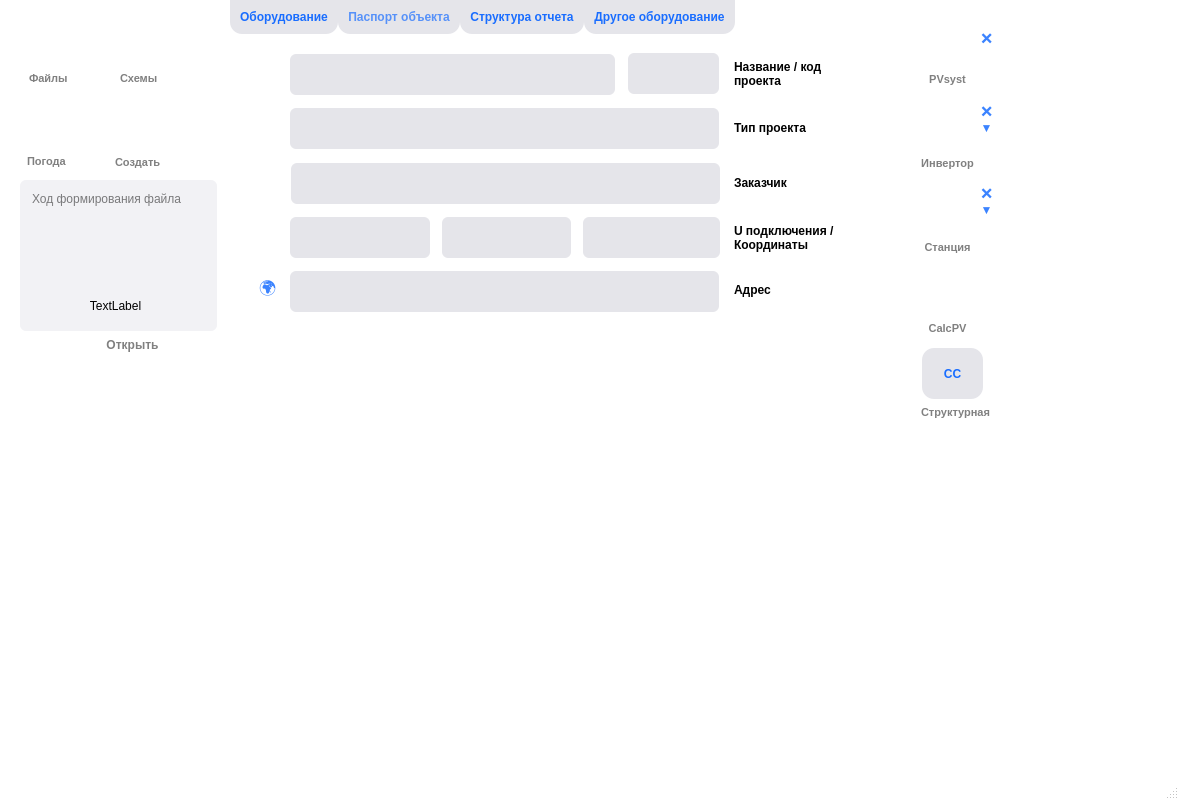
Old version of the form designRepPDF.ui in the repository Croud9/Auto-OTR.
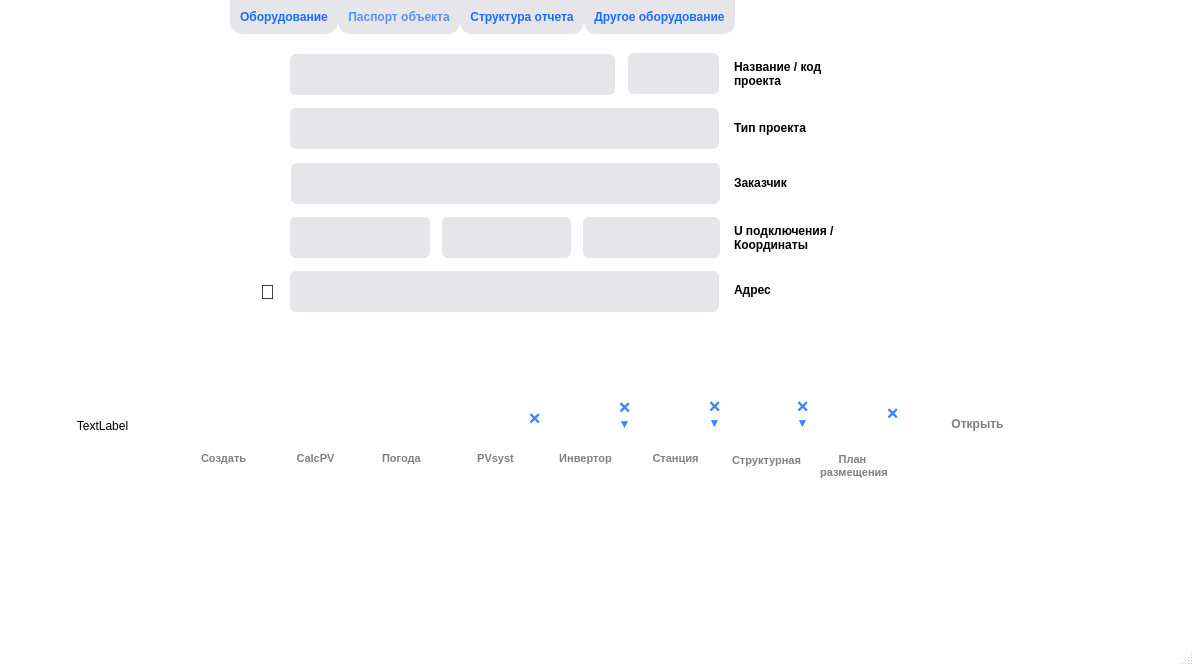
New version of the form. The open tabs and pages were chosen to show the change.

Commit message: fix ui structural scheme and other code refactoring

```diff
--- a/designRepPDF.ui
+++ b/designRepPDF.ui
@@ -9,8 +9,8 @@
    <rect>
     <x>0</x>
     <y>0</y>
-    <width>1179</width>
-    <height>800</height>
+    <width>1194</width>
+    <height>666</height>
    </rect>
   </property>
   <property name="font">
@@ -82,10 +82,10 @@
     </property>
     <property name="geometry">
      <rect>
-      <x>20</x>
-      <y>180</y>
-      <width>197</width>
-      <height>151</height>
+      <x>0</x>
+      <y>60</y>
+      <width>231</width>
+      <height>261</height>
      </rect>
     </property>
     <property name="font">
@@ -95,22 +95,29 @@
     </property>
     <property name="styleSheet">
      <string notr="true">QTextBrowser{
-	background-color:rgba(229,229,234,0.5); 
+	background-color:rgba(229,229,234,0); 
 	border-radius: 6;
 	border: none;
-	padding: 8 4 52 8;
+	padding: 8 4 8 8;
 }
 </string>
     </property>
+    <property name="html">
+     <string>&lt;!DOCTYPE HTML PUBLIC &quot;-//W3C//DTD HTML 4.0//EN&quot; &quot;http://www.w3.org/TR/REC-html40/strict.dtd&quot;&gt;
+&lt;html&gt;&lt;head&gt;&lt;meta name=&quot;qrichtext&quot; content=&quot;1&quot; /&gt;&lt;style type=&quot;text/css&quot;&gt;
+p, li { white-space: pre-wrap; }
+&lt;/style&gt;&lt;/head&gt;&lt;body style=&quot; font-family:'Arial'; font-size:7.8pt; font-weight:400; font-style:normal;&quot;&gt;
+&lt;p style=&quot;-qt-paragraph-type:empty; margin-top:0px; margin-bottom:0px; margin-left:0px; margin-right:0px; -qt-block-indent:0; text-indent:0px;&quot;&gt;&lt;br /&gt;&lt;/p&gt;&lt;/body&gt;&lt;/html&gt;</string>
+    </property>
     <property name="placeholderText">
-     <string>Ход формирования файла </string>
+     <string/>
     </property>
    </widget>
    <widget class="QPushButton" name="btnOne">
     <property name="geometry">
      <rect>
-      <x>917</x>
-      <y>16</y>
+      <x>465</x>
+      <y>396</y>
       <width>61</width>
       <height>51</height>
      </rect>
@@ -151,8 +158,8 @@
    <widget class="QPushButton" name="btnForm">
     <property name="geometry">
      <rect>
-      <x>110</x>
-      <y>100</y>
+      <x>197</x>
+      <y>396</y>
       <width>61</width>
       <height>51</height>
      </rect>
@@ -193,8 +200,8 @@
    <widget class="QPushButton" name="btnRP5">
     <property name="geometry">
      <rect>
-      <x>20</x>
-      <y>100</y>
+      <x>375</x>
+      <y>396</y>
       <width>61</width>
       <height>51</height>
      </rect>
@@ -235,8 +242,8 @@
    <widget class="QPushButton" name="btnDrawScheme">
     <property name="geometry">
      <rect>
-      <x>917</x>
-      <y>100</y>
+      <x>555</x>
+      <y>396</y>
       <width>61</width>
       <height>51</height>
      </rect>
@@ -277,8 +284,8 @@
    <widget class="QPushButton" name="btnDrawSchemeTwo">
     <property name="geometry">
      <rect>
-      <x>917</x>
-      <y>183</y>
+      <x>645</x>
+      <y>396</y>
       <width>61</width>
       <height>51</height>
      </rect>
@@ -404,8 +411,8 @@
    <widget class="QPushButton" name="btnLoadScheme2">
     <property name="geometry">
      <rect>
-      <x>971</x>
-      <y>200</y>
+      <x>699</x>
+      <y>413</y>
       <width>31</width>
       <height>20</height>
      </rect>
@@ -441,8 +448,8 @@
    <widget class="QPushButton" name="btnLoadScheme1">
     <property name="geometry">
      <rect>
-      <x>971</x>
-      <y>118</y>
+      <x>609</x>
+      <y>414</y>
       <width>31</width>
       <height>20</height>
      </rect>
@@ -478,8 +485,8 @@
    <widget class="QPushButton" name="btnOpenPDF">
     <property name="geometry">
      <rect>
-      <x>97</x>
-      <y>329</y>
+      <x>942</x>
+      <y>408</y>
       <width>71</width>
       <height>31</height>
      </rect>
@@ -520,8 +527,8 @@
    <widget class="QPushButton" name="btnDelPvsystData">
     <property name="geometry">
      <rect>
-      <x>971</x>
-      <y>25</y>
+      <x>519</x>
+      <y>405</y>
       <width>31</width>
       <height>31</height>
      </rect>
@@ -549,9 +556,8 @@
 	border-style: outset;
 }
 QPushButton:hover{
-	color:rgba(0, 20, 240, 0.93) ;
-}
-</string>
+	color:rgba(255, 20, 20, 1) ;
+}</string>
     </property>
     <property name="text">
      <string>🞫</string>
@@ -560,8 +566,8 @@
    <widget class="QPushButton" name="btnDelSchemeTwoData">
     <property name="geometry">
      <rect>
-      <x>971</x>
-      <y>185</y>
+      <x>699</x>
+      <y>398</y>
       <width>31</width>
       <height>21</height>
      </rect>
@@ -600,8 +606,8 @@
    <widget class="QPushButton" name="btnDelSchemeOneData">
     <property name="geometry">
      <rect>
-      <x>971</x>
-      <y>103</y>
+      <x>609</x>
+      <y>399</y>
       <width>31</width>
       <height>20</height>
      </rect>
@@ -629,70 +635,19 @@
 	border-style: outset;
 }
 QPushButton:hover{
-	color:rgba(0, 20, 240, 0.93) ;
-}
-</string>
+	color:rgba(255, 20, 20, 1) ;
+}</string>
     </property>
     <property name="text">
      <string>🞫</string>
     </property>
    </widget>
-   <widget class="QLabel" name="label_7">
-    <property name="geometry">
-     <rect>
-      <x>29</x>
-      <y>70</y>
-      <width>101</width>
-      <height>16</height>
-     </rect>
-    </property>
-    <property name="font">
-     <font>
-      <family>Arial</family>
-      <pointsize>8</pointsize>
-      <weight>75</weight>
-      <bold>true</bold>
-     </font>
-    </property>
-    <property name="styleSheet">
-     <string notr="true">background-color: rgba(255,255,255,0);
-color:rgba(0, 0, 0, 0.5); </string>
-    </property>
-    <property name="text">
-     <string>Файлы</string>
-    </property>
-   </widget>
-   <widget class="QLabel" name="label_8">
-    <property name="geometry">
-     <rect>
-      <x>120</x>
-      <y>70</y>
-      <width>101</width>
-      <height>16</height>
-     </rect>
-    </property>
-    <property name="font">
-     <font>
-      <family>Arial</family>
-      <pointsize>8</pointsize>
-      <weight>75</weight>
-      <bold>true</bold>
-     </font>
-    </property>
-    <property name="styleSheet">
-     <string notr="true">background-color: rgba(255,255,255,0);
-color:rgba(0, 0, 0, 0.5); </string>
-    </property>
-    <property name="text">
-     <string>Схемы</string>
-    </property>
-   </widget>
    <widget class="QLabel" name="label_9">
     <property name="geometry">
      <rect>
-      <x>27</x>
-      <y>153</y>
-      <width>101</width>
+      <x>382</x>
+      <y>450</y>
+      <width>61</width>
       <height>16</height>
      </rect>
     </property>
@@ -715,9 +670,9 @@
    <widget class="QLabel" name="label_10">
     <property name="geometry">
      <rect>
-      <x>115</x>
-      <y>154</y>
-      <width>101</width>
+      <x>201</x>
+      <y>450</y>
+      <width>70</width>
       <height>16</height>
      </rect>
     </property>
@@ -740,8 +695,8 @@
    <widget class="QLabel" name="labelLoading">
     <property name="geometry">
      <rect>
-      <x>70</x>
-      <y>270</y>
+      <x>57</x>
+      <y>390</y>
       <width>91</width>
       <height>71</height>
      </rect>
@@ -759,8 +714,8 @@
    <widget class="QLabel" name="label_11">
     <property name="geometry">
      <rect>
-      <x>917</x>
-      <y>71</y>
+      <x>465</x>
+      <y>450</y>
       <width>61</width>
       <height>16</height>
      </rect>
@@ -787,8 +742,8 @@
    <widget class="QLabel" name="label_12">
     <property name="geometry">
      <rect>
-      <x>917</x>
-      <y>155</y>
+      <x>555</x>
+      <y>450</y>
       <width>61</width>
       <height>16</height>
      </rect>
@@ -815,8 +770,8 @@
    <widget class="QLabel" name="label_13">
     <property name="geometry">
      <rect>
-      <x>917</x>
-      <y>239</y>
+      <x>645</x>
+      <y>450</y>
       <width>61</width>
       <height>16</height>
      </rect>
@@ -843,8 +798,8 @@
    <widget class="QPushButton" name="btnCalcPV">
     <property name="geometry">
      <rect>
-      <x>917</x>
-      <y>264</y>
+      <x>285</x>
+      <y>396</y>
       <width>61</width>
       <height>51</height>
      </rect>
@@ -885,8 +840,8 @@
    <widget class="QLabel" name="label_14">
     <property name="geometry">
      <rect>
-      <x>917</x>
-      <y>320</y>
+      <x>285</x>
+      <y>450</y>
       <width>61</width>
       <height>16</height>
      </rect>
@@ -913,8 +868,8 @@
    <widget class="QPushButton" name="btnAbout">
     <property name="geometry">
      <rect>
-      <x>84</x>
-      <y>320</y>
+      <x>80</x>
+      <y>0</y>
       <width>51</width>
       <height>41</height>
      </rect>
@@ -955,8 +910,8 @@
    <widget class="QPushButton" name="btnInfo">
     <property name="geometry">
      <rect>
-      <x>20</x>
-      <y>320</y>
+      <x>16</x>
+      <y>0</y>
       <width>51</width>
       <height>41</height>
      </rect>
@@ -997,8 +952,8 @@
    <widget class="QPushButton" name="btnWifi">
     <property name="geometry">
      <rect>
-      <x>170</x>
-      <y>320</y>
+      <x>166</x>
+      <y>0</y>
       <width>61</width>
       <height>51</height>
      </rect>
@@ -1042,8 +997,8 @@
    <widget class="QPushButton" name="btnDrawStructuralScheme">
     <property name="geometry">
      <rect>
-      <x>922</x>
-      <y>348</y>
+      <x>733</x>
+      <y>396</y>
       <width>61</width>
       <height>51</height>
      </rect>
@@ -1061,8 +1016,9 @@
     </property>
     <property name="styleSheet">
      <string notr="true">QPushButton{
-	background-color: rgba(229,229,234,1);
-	color: #196dff;
+	/*background-color: #196dff;*/
+	background-color:rgba(112, 215, 255, 0);
+	color: white;
 	border: none;
 	border-radius: 12;
 	border-style: outset;
@@ -1076,14 +1032,14 @@
 }</string>
     </property>
     <property name="text">
-     <string>СС</string>
+     <string/>
     </property>
    </widget>
    <widget class="QLabel" name="label_15">
     <property name="geometry">
      <rect>
-      <x>910</x>
-      <y>402</y>
+      <x>721</x>
+      <y>450</y>
       <width>91</width>
       <height>20</height>
      </rect>
@@ -2247,15 +2203,15 @@
       <property name="geometry">
        <rect>
         <x>17</x>
-        <y>240</y>
+        <y>237</y>
         <width>41</width>
-        <height>31</height>
+        <height>41</height>
        </rect>
       </property>
       <property name="font">
        <font>
         <family>Arial</family>
-        <pointsize>13</pointsize>
+        <pointsize>15</pointsize>
         <weight>50</weight>
         <bold>false</bold>
        </font>
@@ -2268,19 +2224,23 @@
       </property>
       <property name="styleSheet">
        <string notr="true">QPushButton{
+	/*background-color: #196dff;*/
 	background-color:rgba(112, 215, 255, 0);
-	color:  #3b83ff;
+	color: black;
 	border: none;
-	border-radius: 5;
+	border-radius: 12;
 	border-style: outset;
 }
 QPushButton:hover{
 	color:rgba(0, 20, 240, 0.93) ;
 }
-</string>
+QPushButton:pressed{
+	border-bottom: 0px solid white;
+	border-radius: 3;
+}</string>
       </property>
       <property name="text">
-       <string>🌍</string>
+       <string>📍</string>
       </property>
      </widget>
      <widget class="QLineEdit" name="inputTitleProject">
@@ -3822,6 +3782,192 @@
      </widget>
     </widget>
    </widget>
+   <widget class="QPushButton" name="btnLoadStructScheme">
+    <property name="geometry">
+     <rect>
+      <x>787</x>
+      <y>413</y>
+      <width>31</width>
+      <height>20</height>
+     </rect>
+    </property>
+    <property name="font">
+     <font>
+      <family>Arial</family>
+      <pointsize>9</pointsize>
+      <weight>75</weight>
+      <bold>true</bold>
+     </font>
+    </property>
+    <property name="cursor">
+     <cursorShape>PointingHandCursor</cursorShape>
+    </property>
+    <property name="styleSheet">
+     <string notr="true">QPushButton{
+	background-color:rgba(112, 215, 255, 0);
+	color:  #3b83ff;
+	border: none;
+	border-radius: 5;
+	border-style: outset;
+}
+QPushButton:hover{
+	color:rgba(0, 20, 240, 0.93) ;
+}
+</string>
+    </property>
+    <property name="text">
+     <string>▼</string>
+    </property>
+   </widget>
+   <widget class="QPushButton" name="btnDelStructScheme">
+    <property name="geometry">
+     <rect>
+      <x>787</x>
+      <y>398</y>
+      <width>31</width>
+      <height>21</height>
+     </rect>
+    </property>
+    <property name="font">
+     <font>
+      <family>Arial</family>
+      <pointsize>11</pointsize>
+      <weight>75</weight>
+      <bold>true</bold>
+     </font>
+    </property>
+    <property name="cursor">
+     <cursorShape>PointingHandCursor</cursorShape>
+    </property>
+    <property name="toolTip">
+     <string>Удалить</string>
+    </property>
+    <property name="styleSheet">
+     <string notr="true">QPushButton{
+	background-color:rgba(112, 215, 255, 0);
+	color:  #3b83ff;
+	border: none;
+	border-radius: 5;
+	border-style: outset;
+}
+QPushButton:hover{
+	color:rgba(255, 20, 20, 1) ;
+}</string>
+    </property>
+    <property name="text">
+     <string>🞫</string>
+    </property>
+   </widget>
+   <widget class="QPushButton" name="btnDelPlaneSet">
+    <property name="geometry">
+     <rect>
+      <x>877</x>
+      <y>405</y>
+      <width>31</width>
+      <height>21</height>
+     </rect>
+    </property>
+    <property name="font">
+     <font>
+      <family>Arial</family>
+      <pointsize>11</pointsize>
+      <weight>75</weight>
+      <bold>true</bold>
+     </font>
+    </property>
+    <property name="cursor">
+     <cursorShape>PointingHandCursor</cursorShape>
+    </property>
+    <property name="toolTip">
+     <string>Удалить</string>
+    </property>
+    <property name="styleSheet">
+     <string notr="true">QPushButton{
+	background-color:rgba(112, 215, 255, 0);
+	color:  #3b83ff;
+	border: none;
+	border-radius: 5;
+	border-style: outset;
+}
+QPushButton:hover{
+	color:rgba(255, 20, 20, 1) ;
+}</string>
+    </property>
+    <property name="text">
+     <string>🞫</string>
+    </property>
+   </widget>
+   <widget class="QPushButton" name="btnLoadPlaneSet">
+    <property name="geometry">
+     <rect>
+      <x>823</x>
+      <y>396</y>
+      <width>61</width>
+      <height>51</height>
+     </rect>
+    </property>
+    <property name="font">
+     <font>
+      <family>Arial</family>
+      <pointsize>9</pointsize>
+      <weight>75</weight>
+      <bold>true</bold>
+     </font>
+    </property>
+    <property name="cursor">
+     <cursorShape>PointingHandCursor</cursorShape>
+    </property>
+    <property name="styleSheet">
+     <string notr="true">QPushButton{
+	/*background-color: #196dff;*/
+	background-color:rgba(112, 215, 255, 0);
+	color: white;
+	border: none;
+	border-radius: 12;
+	border-style: outset;
+}
+QPushButton:hover{
+	border-bottom: 3px solid white;
+	border-radius: 3; 
+}
+QPushButton:pressed{
+	border-bottom: 0px solid white;
+	border-radius: 3;
+}</string>
+    </property>
+    <property name="text">
+     <string/>
+    </property>
+   </widget>
+   <widget class="QLabel" name="label_21">
+    <property name="geometry">
+     <rect>
+      <x>807</x>
+      <y>450</y>
+      <width>91</width>
+      <height>31</height>
+     </rect>
+    </property>
+    <property name="font">
+     <font>
+      <family>Arial</family>
+      <pointsize>8</pointsize>
+      <weight>75</weight>
+      <bold>true</bold>
+     </font>
+    </property>
+    <property name="styleSheet">
+     <string notr="true">background-color: rgba(255,255,255,0); 
+color:rgba(0, 0, 0, 0.5);</string>
+    </property>
+    <property name="text">
+     <string>План
+ размещения</string>
+    </property>
+    <property name="alignment">
+     <set>Qt::AlignCenter</set>
+    </property>
+   </widget>
    <zorder>label_10</zorder>
    <zorder>btnOpenPDF</zorder>
    <zorder>textConsole</zorder>
```
Left out of the diff: 106 changed lines with no effect on the pictures. The commit also changes 24 other files.
